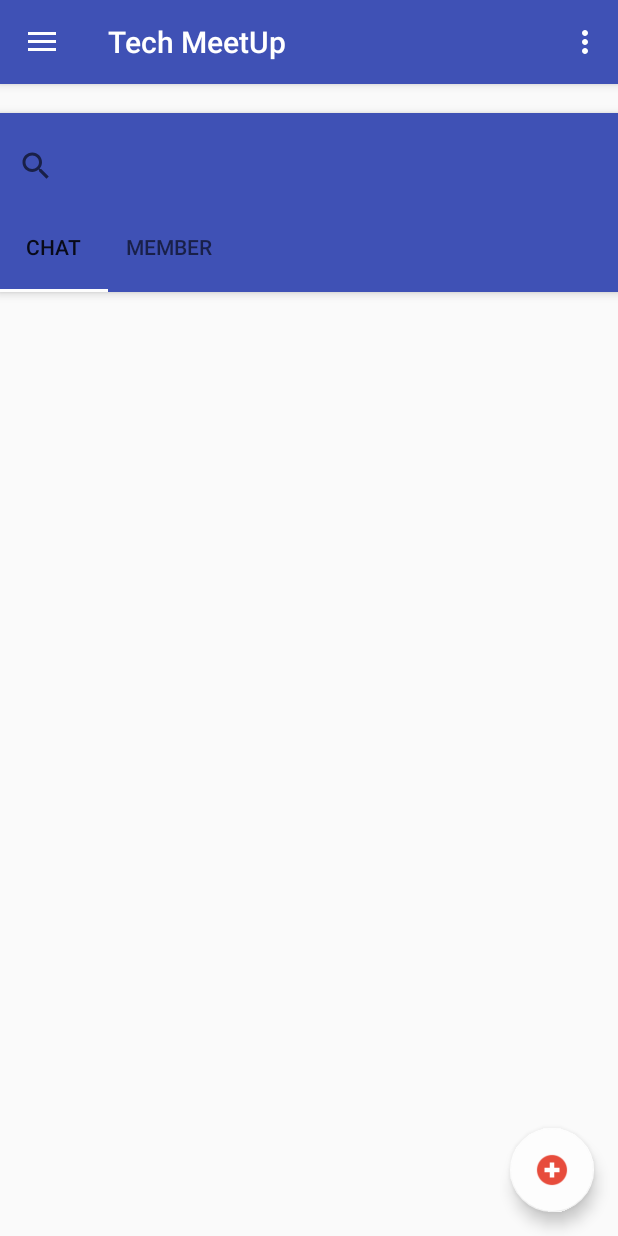
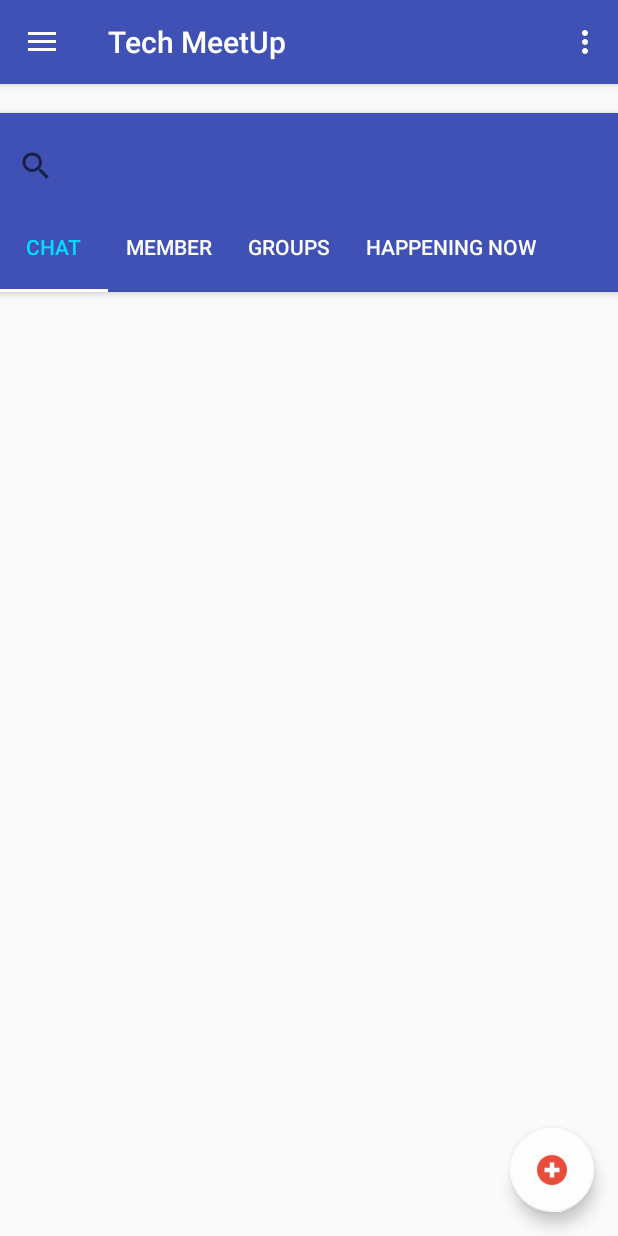
Before and after one commit to gihanrcg/Meetup_APP_MAD, an Android app: the screen it shows after launch (MainActivity), in the side drawer, after a tap on "Messages", on a phone screen of 412 x 824 dp. Run offline under Robolectric (Android 15) with nearby library versions, the phone set to English and light mode, and no system bars.

Commit message:
Message UI improved

```diff
--- a/app/src/main/res/layout/fragment_message.xml
+++ b/app/src/main/res/layout/fragment_message.xml
@@ -25,14 +25,17 @@
 
         <SearchView
             android:layout_width="match_parent"
-            android:layout_height="wrap_content" />
+            android:layout_height="wrap_content"
+            />
 
         <android.support.design.widget.TabLayout
             android:id="@+id/tabs"
             android:layout_width="match_parent"
             android:layout_height="60dp"
             app:tabIndicatorColor="@color/colorAccent"
-            app:tabMode="scrollable">
+            app:tabMode="scrollable"
+            app:tabSelectedTextColor="@android:color/holo_blue_bright"
+            app:tabTextColor="@color/colorAccent">
 
             <android.support.design.widget.TabItem
                 android:layout_width="wrap_content"
@@ -43,6 +46,16 @@
                 android:layout_width="wrap_content"
                 android:layout_height="wrap_content"
                 android:text="Member" />
+
+            <android.support.design.widget.TabItem
+                android:layout_width="wrap_content"
+                android:layout_height="wrap_content"
+                android:text="Groups" />
+
+            <android.support.design.widget.TabItem
+                android:layout_width="wrap_content"
+                android:layout_height="wrap_content"
+                android:text="Happening Now" />
         </android.support.design.widget.TabLayout>
 
     </android.support.design.widget.AppBarLayout>
--- a/app/src/main/res/layout/fragment_notification.xml
+++ b/app/src/main/res/layout/fragment_notification.xml
@@ -1,6 +1,7 @@
 <?xml version="1.0" encoding="utf-8"?>
 <android.support.constraint.ConstraintLayout
     xmlns:android="http://schemas.android.com/apk/res/android"
+    xmlns:app="http://schemas.android.com/apk/res-auto"
     xmlns:tools="http://schemas.android.com/tools"
     android:layout_width="match_parent"
     android:layout_height="match_parent">
```
Also changed, not shown: app/src/main/res/layout/fragment_home.xml (+9 -6 lines).
